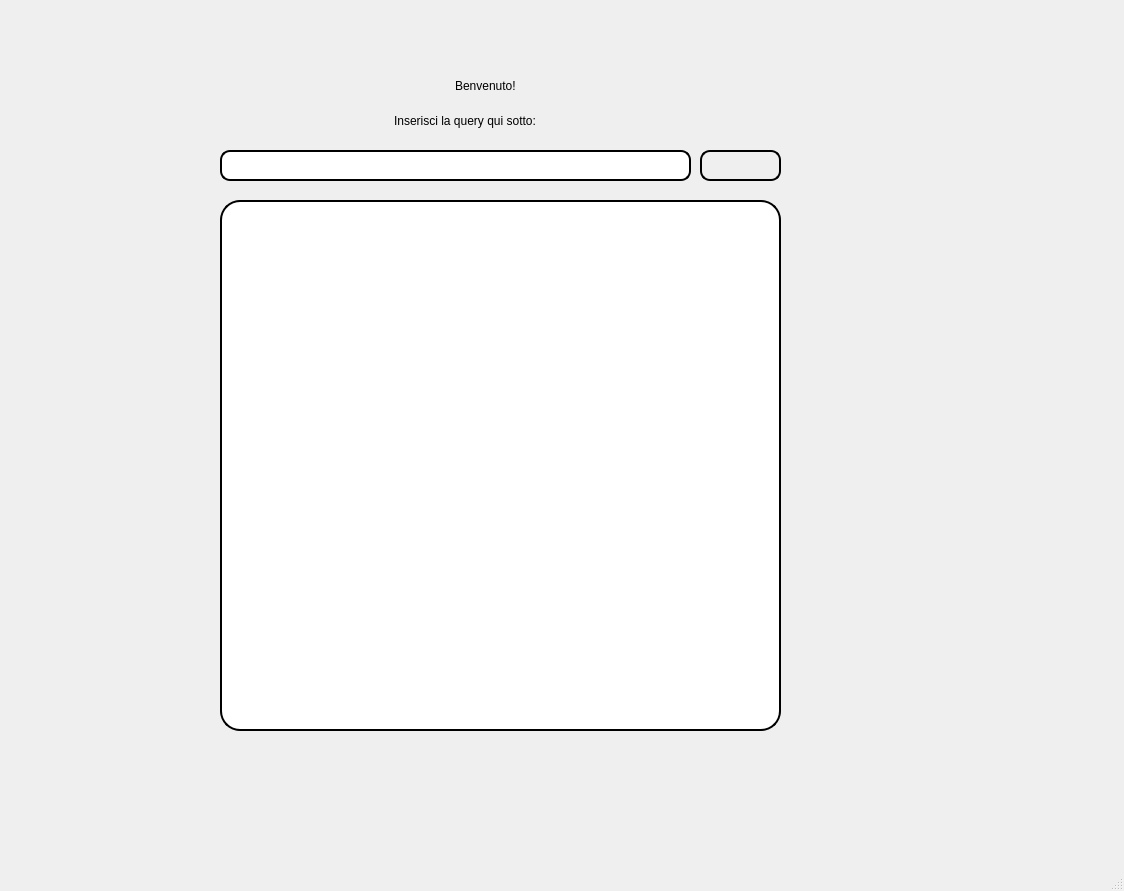
This is SandboxForTesting/Whoosh/gui.ui in ChristianP01/Gamenter as Qt 5 draws it before an edit. The edited form follows.
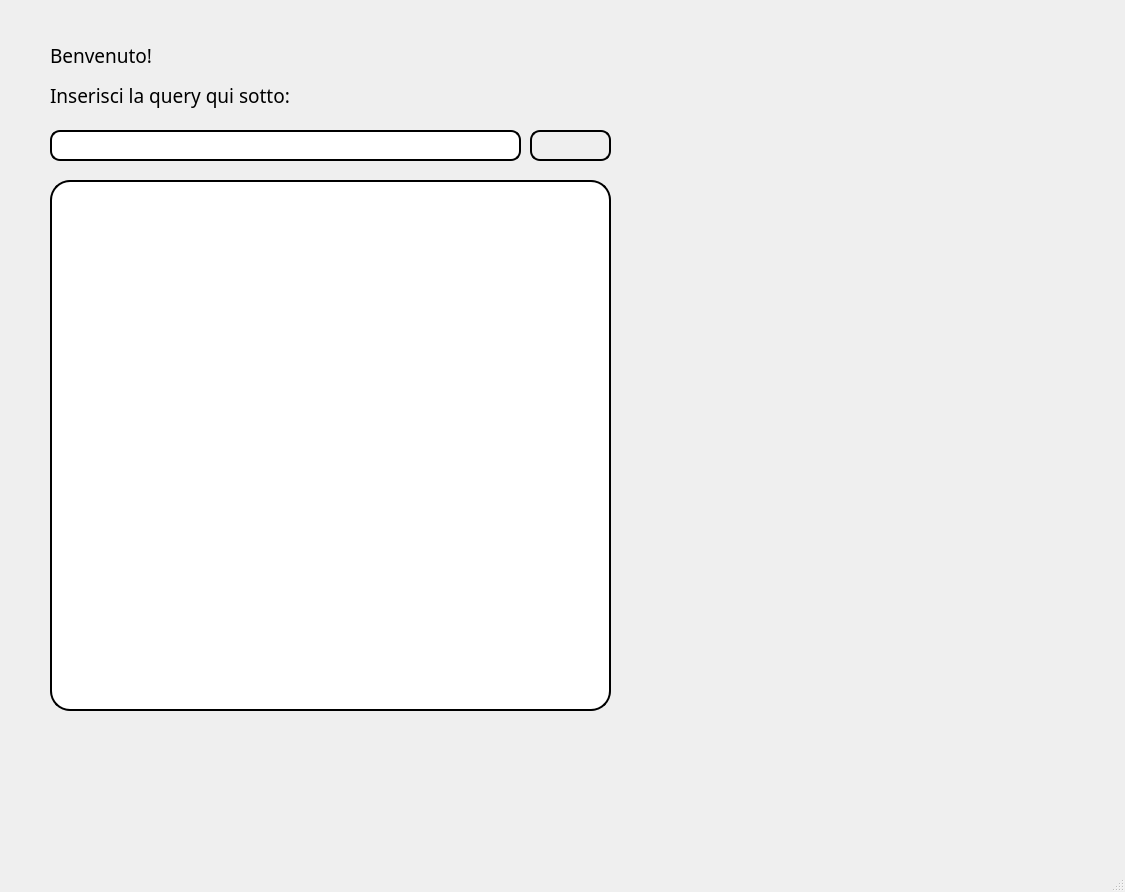
This is the edited form. Icons and pictures are not drawn.

```diff
--- a/SandboxForTesting/Whoosh/gui.ui
+++ b/SandboxForTesting/Whoosh/gui.ui
@@ -6,8 +6,8 @@
    <rect>
     <x>0</x>
     <y>0</y>
-    <width>1124</width>
-    <height>891</height>
+    <width>1125</width>
+    <height>892</height>
    </rect>
   </property>
   <property name="windowTitle">
@@ -17,12 +17,20 @@
    <widget class="QLabel" name="welcomeLabel">
     <property name="geometry">
      <rect>
-      <x>455</x>
-      <y>60</y>
-      <width>91</width>
+      <x>50</x>
+      <y>30</y>
+      <width>131</width>
       <height>51</height>
      </rect>
     </property>
+    <property name="font">
+     <font>
+      <family>AvantGarde LT Medium</family>
+      <pointsize>14</pointsize>
+      <weight>50</weight>
+      <bold>false</bold>
+     </font>
+    </property>
     <property name="text">
      <string>Benvenuto! </string>
     </property>
@@ -30,8 +38,8 @@
    <widget class="QTextEdit" name="userQuery">
     <property name="geometry">
      <rect>
-      <x>220</x>
-      <y>150</y>
+      <x>50</x>
+      <y>130</y>
       <width>471</width>
       <height>31</height>
      </rect>
@@ -54,12 +62,18 @@
    <widget class="QLabel" name="label">
     <property name="geometry">
      <rect>
-      <x>394</x>
-      <y>110</y>
-      <width>211</width>
-      <height>21</height>
+      <x>50</x>
+      <y>80</y>
+      <width>311</width>
+      <height>31</height>
      </rect>
     </property>
+    <property name="font">
+     <font>
+      <family>AvantGarde LT Medium</family>
+      <pointsize>14</pointsize>
+     </font>
+    </property>
     <property name="text">
      <string>Inserisci la query qui sotto:</string>
     </property>
@@ -67,8 +81,8 @@
    <widget class="QTextEdit" name="resultsText">
     <property name="geometry">
      <rect>
-      <x>220</x>
-      <y>200</y>
+      <x>50</x>
+      <y>180</y>
       <width>561</width>
       <height>531</height>
      </rect>
@@ -84,8 +98,8 @@
    <widget class="QPushButton" name="pushButton">
     <property name="geometry">
      <rect>
-      <x>700</x>
-      <y>150</y>
+      <x>530</x>
+      <y>130</y>
       <width>81</width>
       <height>31</height>
      </rect>
```
Left out of the diff: 4 changed lines with no effect on the pictures.
